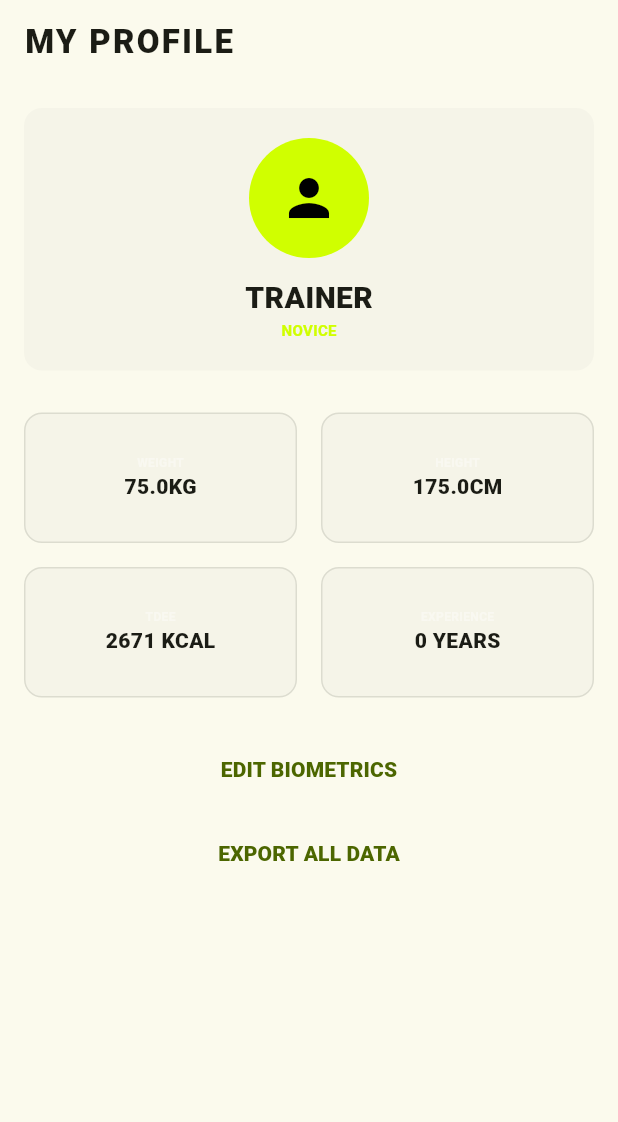
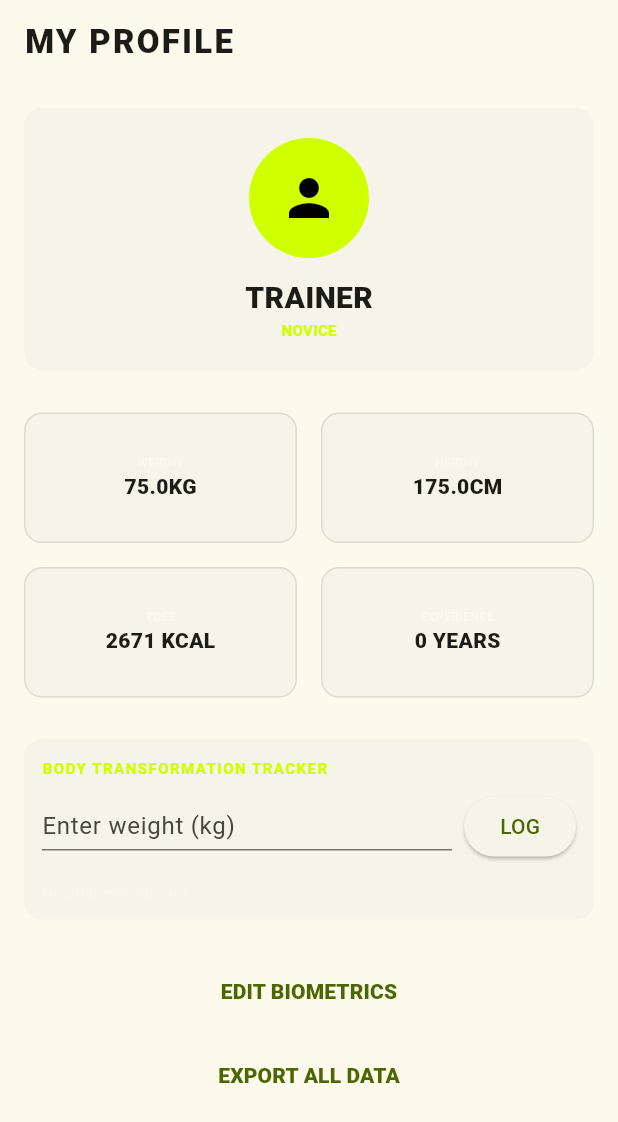
Before and after one commit to ronakJeengar/workout, a Flutter app: the ProfileScreen screen opened by its route, on a phone screen of 412 x 824 dp. Shown: the top 1122 px of the screen. Run offline on Flutter 3.47's test engine with Material 3 defaults, Android fonts, the phone set to English and light mode, and no system bars; our stand-ins replace flutter_riverpod, go_router, isar, shared_preferences; accounts and stored records are empty; generated files the repository leaves out were written again.

Commit message:
feat(profile): add bodyweight progress timeline tracker persisted in Isar

```diff
--- a/lib/features/profile/presentation/profile_screen.dart
+++ b/lib/features/profile/presentation/profile_screen.dart
@@ -7,6 +7,7 @@ import '../../../shared/widgets/app_button.dart';
 import '../../../shared/widgets/app_card.dart';
 import '../domain/user_profile.dart';
 import '../providers/profile_providers.dart';
+import '../providers/body_weight_provider.dart';
 
 class ProfileScreen extends ConsumerWidget {
   const ProfileScreen({super.key});
@@ -17,7 +18,7 @@ class ProfileScreen extends ConsumerWidget {
 
     return Scaffold(
       appBar: AppBar(
-        title: Text(AppLocalizations.of(context)!.myProfile, style: TextStyle(fontWeight: FontWeight.w900, letterSpacing: 1.5)),
+        title: Text(AppLocalizations.of(context)!.myProfile, style: const TextStyle(fontWeight: FontWeight.w900, letterSpacing: 1.5)),
       ),
       body: ListView(
         padding: const EdgeInsets.all(AppSizes.m),
@@ -25,6 +26,8 @@ class ProfileScreen extends ConsumerWidget {
           _buildHero(context, profile),
           const SizedBox(height: AppSizes.l),
           _buildMetricGrid(context, profile),
+          const SizedBox(height: AppSizes.l),
+          const _BodyweightTrackerSection(),
           const SizedBox(height: AppSizes.l),
           _buildSettings(context),
         ],
@@ -98,3 +101,92 @@ class ProfileScreen extends ConsumerWidget {
     );
   }
 }
+
+class _BodyweightTrackerSection extends ConsumerWidget {
+  const _BodyweightTrackerSection();
+
+  @override
+  Widget build(BuildContext context, WidgetRef ref) {
+    final logsAsync = ref.watch(bodyWeightProvider);
+    final textController = TextEditingController();
+
+    return AppCard(
+      padding: const EdgeInsets.all(AppSizes.m),
+      child: Column(
+        crossAxisAlignment: CrossAxisAlignment.start,
+        children: [
+          const Text('BODY TRANSFORMATION TRACKER', style: TextStyle(fontSize: 10, fontWeight: FontWeight.bold, color: AppTheme.primaryLime, letterSpacing: 1.0)),
+          const SizedBox(height: AppSizes.s),
+          Row(
+            children: [
+              Expanded(
+                child: TextField(
+                  controller: textController,
+                  keyboardType: const TextInputType.numberWithOptions(decimal: true),
+                  decoration: const InputDecoration(
+                    hintText: 'Enter weight (kg)',
+                    isDense: true,
+                  ),
+                ),
+              ),
+              const SizedBox(width: AppSizes.s),
+              ElevatedButton(
+                onPressed: () {
+                  final val = double.tryParse(textController.text);
+                  if (val != null) {
+                    ref.read(bodyWeightProvider.notifier).logWeight(val);
+                    textController.clear();
+                  }
+                },
+                child: const Text('LOG'),
+              ),
+            ],
+          ),
+          const SizedBox(height: AppSizes.m),
+          logsAsync.when(
+            data: (logs) {
+              if (logs.isEmpty) {
+                return const Text('No progress logs yet.', style: TextStyle(fontSize: 10, color: Colors.white24));
+              }
+              return SizedBox(
+                height: 120,
+                child: ListView.builder(
+                  scrollDirection: Axis.horizontal,
+                  itemCount: logs.length,
+                  itemBuilder: (context, index) {
+                    final log = logs[index];
+                    return Container(
+                      width: 100,
+                      margin: const EdgeInsets.only(right: AppSizes.s),
+                      padding: const EdgeInsets.all(AppSizes.s),
+                      decoration: BoxDecoration(
+                        color: Colors.white.withAlpha(5),
+                        borderRadius: BorderRadius.circular(8),
+                        border: Border.all(color: Colors.white10),
+                      ),
+                      child: Column(
+                        mainAxisAlignment: MainAxisAlignment.center,
+                        children: [
+                          Text('${log.weight} kg', style: const TextStyle(fontWeight: FontWeight.bold, fontSize: 16)),
+                          const SizedBox(height: 4),
+                          Text('${log.date.month}/${log.date.day}/${log.date.year}', style: const TextStyle(fontSize: 10, color: Colors.white38)),
+                          const SizedBox(height: 4),
+                          IconButton(
+                            icon: const Icon(Icons.delete, size: 16, color: Colors.redAccent),
+                            onPressed: () => ref.read(bodyWeightProvider.notifier).deleteLog(log.id),
+                          ),
+                        ],
+                      ),
+                    );
+                  },
+                ),
+              );
+            },
+            loading: () => const LinearProgressIndicator(),
+            error: (e, s) => const SizedBox.shrink(),
+          ),
+        ],
+      ),
+    );
+  }
+}
```
Also changed, not shown: lib/features/profile/data/body_weight_repository.dart (added, +28 -0 lines), lib/features/profile/providers/body_weight_provider.dart (added, +38 -0 lines).
